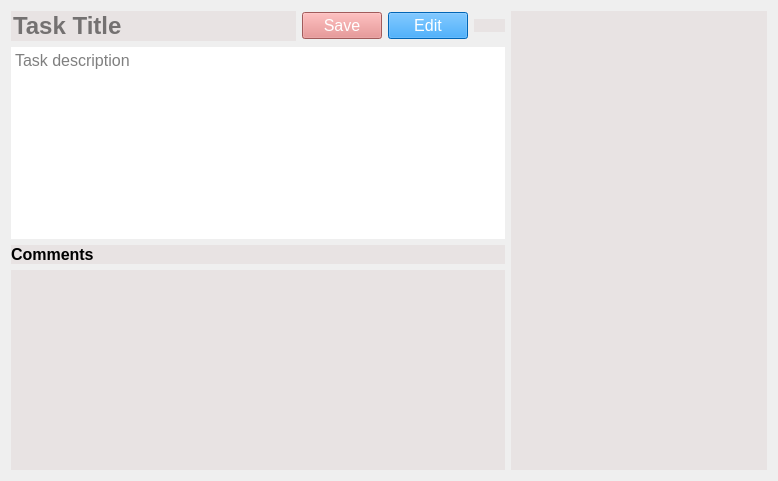
Qt form task-tracker-frontend/IssueWidget.ui (Unkorunk/task-tracker) before a commit.
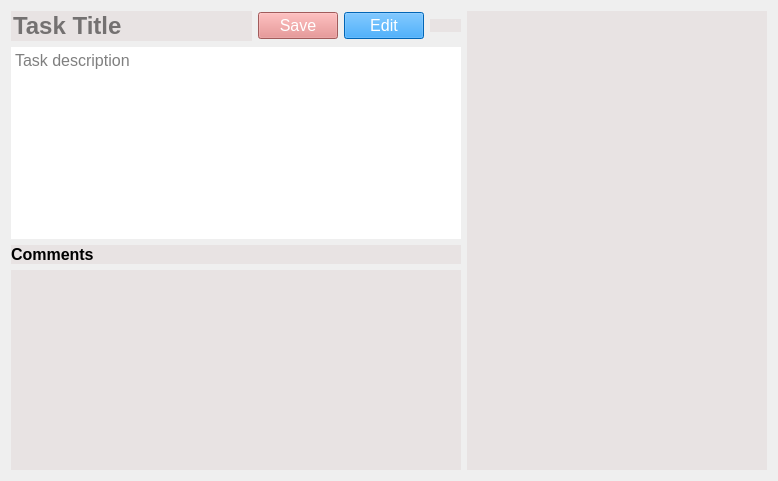
The same form after that commit. Icons and pictures are not drawn.

The edit to the form file:
```diff
--- a/task-tracker-frontend/IssueWidget.ui
+++ b/task-tracker-frontend/IssueWidget.ui
@@ -181,14 +181,14 @@
    <item>
     <widget class="QListWidget" name="propertyList">
      <property name="sizePolicy">
-      <sizepolicy hsizetype="Preferred" vsizetype="Expanding">
+      <sizepolicy hsizetype="Minimum" vsizetype="Expanding">
        <horstretch>0</horstretch>
        <verstretch>0</verstretch>
       </sizepolicy>
      </property>
      <property name="minimumSize">
       <size>
-       <width>200</width>
+       <width>300</width>
        <height>0</height>
       </size>
      </property>
```
